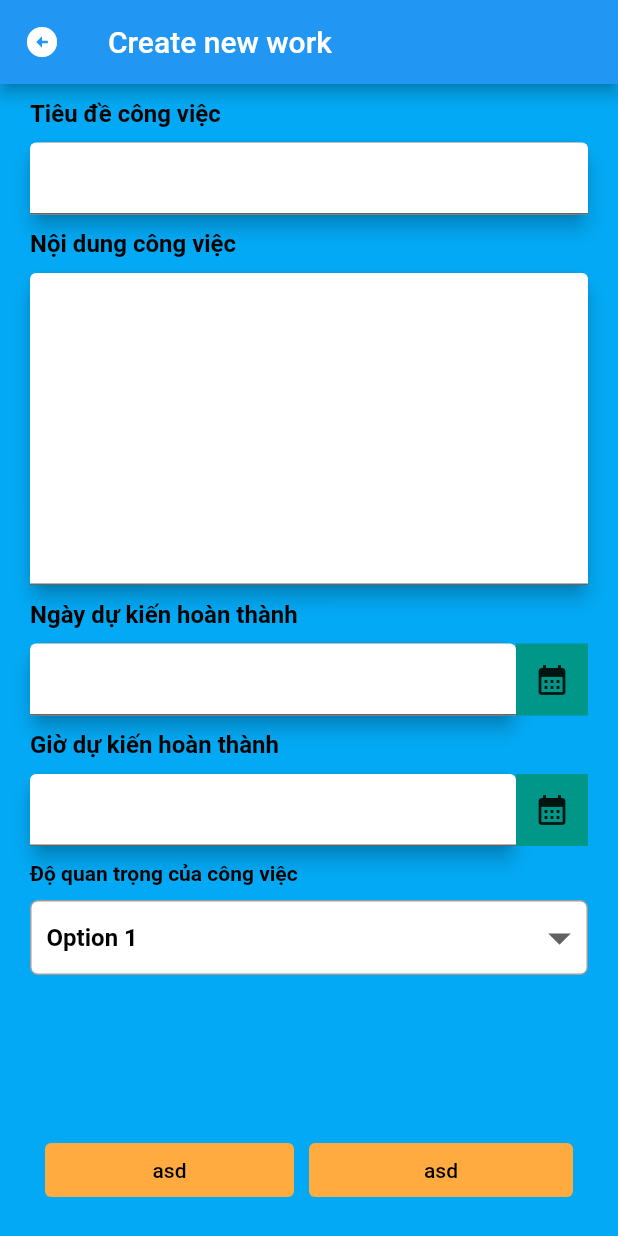
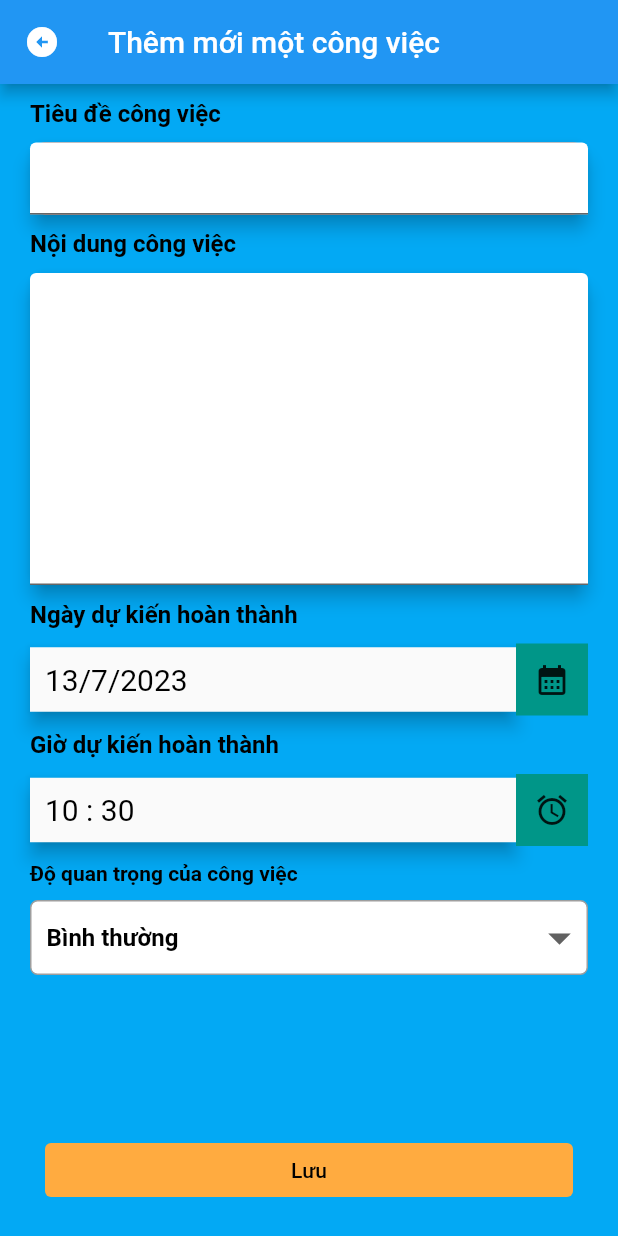
Before and after one commit to nhlamdev/flutter-basic, a Flutter app: the WorkCreateScreen screen opened directly, on a phone screen of 412 x 824 dp. Run offline on Flutter 3.47's test engine with Material 2 defaults, Android fonts, the phone set to English and light mode, and no system bars; our stand-ins replace sqflite; accounts and stored records are empty.

Commit message:
update some

```diff
--- /dev/null
+++ b/lib/database/index.dart
@@ -0,0 +1,40 @@
+import 'package:sqflite/sqflite.dart';
+import 'package:path/path.dart';
+
+class DatabaseHelper {
+  static final DatabaseHelper _instance = DatabaseHelper.internal();
+  factory DatabaseHelper() => _instance;
+
+  static late Database _database;
+
+  DatabaseHelper.internal();
+
+  Future<Database> get database async {
+    if (_database != null) {
+      return _database;
+    }
+
+    _database = await initDatabase();
+    return _database;
+  }
+
+  Future<Database> initDatabase() async {
+    String databasesPath = await getDatabasesPath();
+    String path = join(databasesPath, 'mydatabase.db');
+
+    // Open/create the database at a given path
+    return await openDatabase(
+      path,
+      version: 1,
+      onCreate: (Database db, int version) async {
+        // Create the necessary tables
+        await db.execute(
+          'CREATE TABLE works (id INTEGER PRIMARY KEY, name TEXT, phone TEXT)',
+        );
+      },
+    );
+  }
+
+  // Define your database operations (e.g., insert, update, delete, query) here
+  // ...
+}
--- /dev/null
+++ b/lib/models/work.model.dart
@@ -0,0 +1 @@
+class Works {}
--- a/lib/screens/work/create.dart
+++ b/lib/screens/work/create.dart
@@ -1,6 +1,6 @@
-import 'package:flutter/foundation.dart';
 import 'package:flutter/material.dart';
 import 'package:test/screens/work/index.dart';
+import 'package:test/utils/func.dart';
 
 class WorkCreateScreen extends StatefulWidget {
   const WorkCreateScreen({super.key});
@@ -13,15 +13,17 @@ class WorkCreateScreen extends StatefulWidget {
 
 class _WorkCreateScreenState extends State<WorkCreateScreen> {
   final TextEditingController _textEditingController = TextEditingController();
-  late DateTime selectedDate;
-  late TimeOfDay selectedTime;
-  String selectedOption = 'Option 1';
+
+  String title = '';
+  String summary = '';
+  DateTime selectedDate = DateTime.now();
+  TimeOfDay selectedTime = TimeOfDay.now();
+  String selectedOption = 'Bình thường';
 
   List<String> options = [
-    'Option 1',
-    'Option 2',
-    'Option 3',
-    'Option 4',
+    'Bình thường',
+    'Uu tiên',
+    'Quang trọng',
   ];
 
   @override
@@ -34,8 +36,8 @@ class _WorkCreateScreenState extends State<WorkCreateScreen> {
     final DateTime? pickedDate = await showDatePicker(
       context: context,
       initialDate: DateTime.now(),
-      firstDate: DateTime(2000),
-      lastDate: DateTime(2100),
+      firstDate: DateTime(1977),
+      lastDate: DateTime(2200),
     );
 
     if (pickedDate != null && pickedDate != selectedDate) {
@@ -60,13 +62,10 @@ class _WorkCreateScreenState extends State<WorkCreateScreen> {
 
   @override
   Widget build(BuildContext context) {
-    if (kDebugMode) {
-      print('render');
-    }
     return SafeArea(
         child: Scaffold(
             appBar: AppBar(
-              title: const Text('Create new work'),
+              title: const Text('Thêm mới một công việc'),
               leading: IconButton(
                 icon: const Icon(Icons.arrow_circle_left),
                 onPressed: () {
@@ -100,15 +99,20 @@ class _WorkCreateScreenState extends State<WorkCreateScreen> {
                           )),
                       Container(
                         margin: const EdgeInsets.only(top: 10),
-                        child: const Material(
+                        child: Material(
                           elevation: 5.0,
                           borderRadius: BorderRadius.all(Radius.circular(10.0)),
                           color: Colors.deepOrange,
                           child: TextField(
-                            decoration: InputDecoration(
+                            onChanged: (value) {
+                              setState(() {
+                                title = value;
+                              });
+                            },
+                            decoration: const InputDecoration(
                                 fillColor: Colors.white, filled: true),
-                            style:
-                                TextStyle(fontSize: 20.0, color: Colors.black),
+                            style: const TextStyle(
+                                fontSize: 20.0, color: Colors.black),
                           ),
                         ),
                       ),
@@ -126,16 +130,21 @@ class _WorkCreateScreenState extends State<WorkCreateScreen> {
                       Container(
                         margin: const EdgeInsets.only(top: 10),
                         alignment: Alignment.topLeft,
-                        child: const Material(
+                        child: Material(
                           elevation: 5.0,
                           borderRadius: BorderRadius.all(Radius.circular(10.0)),
                           color: Colors.deepOrange,
                           child: TextField(
+                            onChanged: (value) {
+                              setState(() {
+                                summary = value;
+                              });
+                            },
                             maxLines: 8,
-                            decoration: InputDecoration(
+                            decoration: const InputDecoration(
                                 fillColor: Colors.white, filled: true),
-                            style:
-                                TextStyle(fontSize: 20.0, color: Colors.black),
+                            style: const TextStyle(
+                                fontSize: 20.0, color: Colors.black),
                           ),
                         ),
                       ),
@@ -155,19 +164,17 @@ class _WorkCreateScreenState extends State<WorkCreateScreen> {
                         alignment: Alignment.topLeft,
                         child: Row(
                           children: [
-                            const Expanded(
+                            Expanded(
                                 child: Material(
                                     elevation: 5.0,
-                                  borderRadius:
-                                      BorderRadius.all(Radius.circular(10.0)),
-                                  color: Colors.deepOrange,
-                                  child: TextField(
-                                    decoration: InputDecoration(
-                                        fillColor: Colors.white, filled: true),
-                                    style: TextStyle(
-                                        fontSize: 20.0, color: Colors.black),
-                                  )),
-                            ),
+                                    child: Padding(
+                                      padding: const EdgeInsets.all(10),
+                                      child: Text(
+                                          '${selectedDate.day}/${selectedDate.month}/${selectedDate.year}',
+                                          style: const TextStyle(
+                                              fontSize: 20.0,
+                                              color: Colors.black)),
+                                    ))),
                             Container(
                               color: Colors.teal,
                               child: IconButton(
@@ -195,18 +202,17 @@ class _WorkCreateScreenState extends State<WorkCreateScreen> {
                         alignment: Alignment.topLeft,
                         child: Row(
                           children: [
-                            const Expanded(
+                            Expanded(
                               child: Material(
                                   elevation: 5.0,
-                                  borderRadius:
-                                      BorderRadius.all(Radius.circular(10.0)),
-                                  color: Colors.deepOrange,
-                                  child: TextField(
-                                    decoration: InputDecoration(
-                                        fillColor: Colors.white, filled: true),
-                                    style: TextStyle(
-                                        fontSize: 20.0, color: Colors.black),
-                                  )),
+                                  child: Padding(
+                                      padding: const EdgeInsets.all(10),
+                                      child: Text(
+                                        '${formatNumber(selectedTime.hour)} : ${formatNumber(selectedTime.minute)}',
+                                        style: const TextStyle(
+                                            fontSize: 20.0,
+                                            color: Colors.black),
+                                      ))),
                             ),
                             Container(
                               color: Colors.teal,
@@ -214,7 +220,7 @@ class _WorkCreateScreenState extends State<WorkCreateScreen> {
                                   onPressed: () {
                                     _selectTime(context);
                                   },
-                                  icon: const Icon(Icons.calendar_month)),
+                                  icon: const Icon(Icons.alarm)),
                             )
                           ],
                         ),
@@ -231,16 +237,16 @@ class _WorkCreateScreenState extends State<WorkCreateScreen> {
                             textAlign: TextAlign.left,
                           )),
                       Container(
-                        margin: EdgeInsets.only(top: 10),
-                        padding: EdgeInsets.only(left: 10),
+                        margin: const EdgeInsets.only(top: 10),
+                        padding: const EdgeInsets.only(left: 10),
                         decoration: BoxDecoration(
                             color: Colors.white,
                             border: Border.all(color: Colors.grey, width: 1),
                             borderRadius: BorderRadius.circular(5)),
                         child: DropdownButton<String>(
-                          hint: Text('Chọn độ quan trọng'),
+                          hint: const Text('Chọn độ quan trọng'),
                           dropdownColor: Colors.white,
-                          icon: Icon(Icons.arrow_drop_down),
+                          icon: const Icon(Icons.arrow_drop_down),
                           iconSize: 36,
                           isExpanded: true,
                           underline: const SizedBox(),
@@ -264,36 +270,18 @@ class _WorkCreateScreenState extends State<WorkCreateScreen> {
                       )
                     ]))),
                     Container(
+                      width: double.infinity,
                       padding: const EdgeInsets.all(10),
-                        child: Row(children: [
-                          Expanded(
-                              flex: 1,
-                              child: Container(
-                                padding: EdgeInsets.only(right: 10),
                       child: TextButton(
                         onPressed: () {},
                         style: TextButton.styleFrom(
                             backgroundColor: Colors.orangeAccent),
                         child: const Text(
-                                    'asd',
+                          'Lưu',
                           style: TextStyle(color: Colors.black),
                         ),
                       ),
-                              )),
-                          Expanded(
-                              flex: 1,
-                              child: Container(
-                                child: TextButton(
-                                  onPressed: () {},
-                                  style: TextButton.styleFrom(
-                                      backgroundColor: Colors.orangeAccent),
-                                  child: const Text(
-                                    'asd',
-                                    style: TextStyle(color: Colors.black),
-                                  ),
-                                ),
-                              ))
-                        ]))
+                    )
                   ],
                 ))));
   }
--- /dev/null
+++ b/lib/utils/func.dart
@@ -0,0 +1,3 @@
+String formatNumber(int number) {
+  return number.toString().padLeft(2, '0');
+}
--- a/pubspec.yaml
+++ b/pubspec.yaml
@@ -31,10 +31,11 @@ dependencies:
   flutter:
     sdk: flutter
   riverpod: ^1.0.3
-
+  sqflite: ^2.2.8+4
   # The following adds the Cupertino Icons font to your application.
   # Use with the CupertinoIcons class for iOS style icons.
   cupertino_icons: ^1.0.2
+  path: ^1.8.3
 
 dev_dependencies:
   flutter_test:
```
Also changed, not shown: lib/utils/index.dart (added), pubspec.lock, 1 other file. Lines whose indentation alone changed are shown as unchanged.
